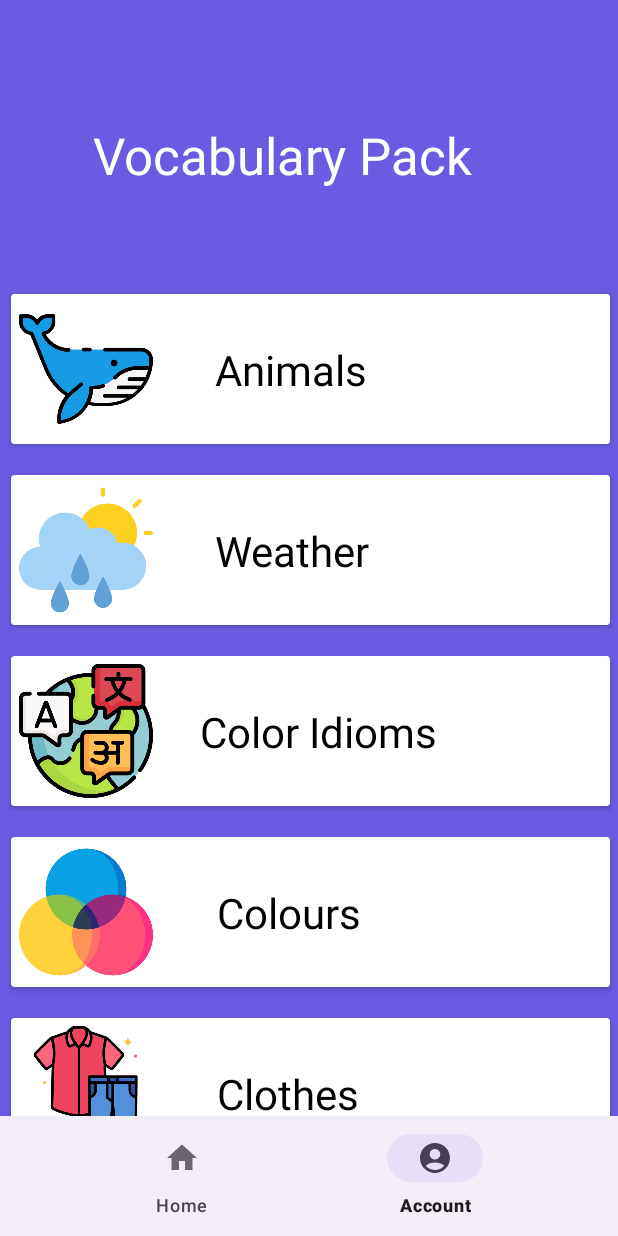
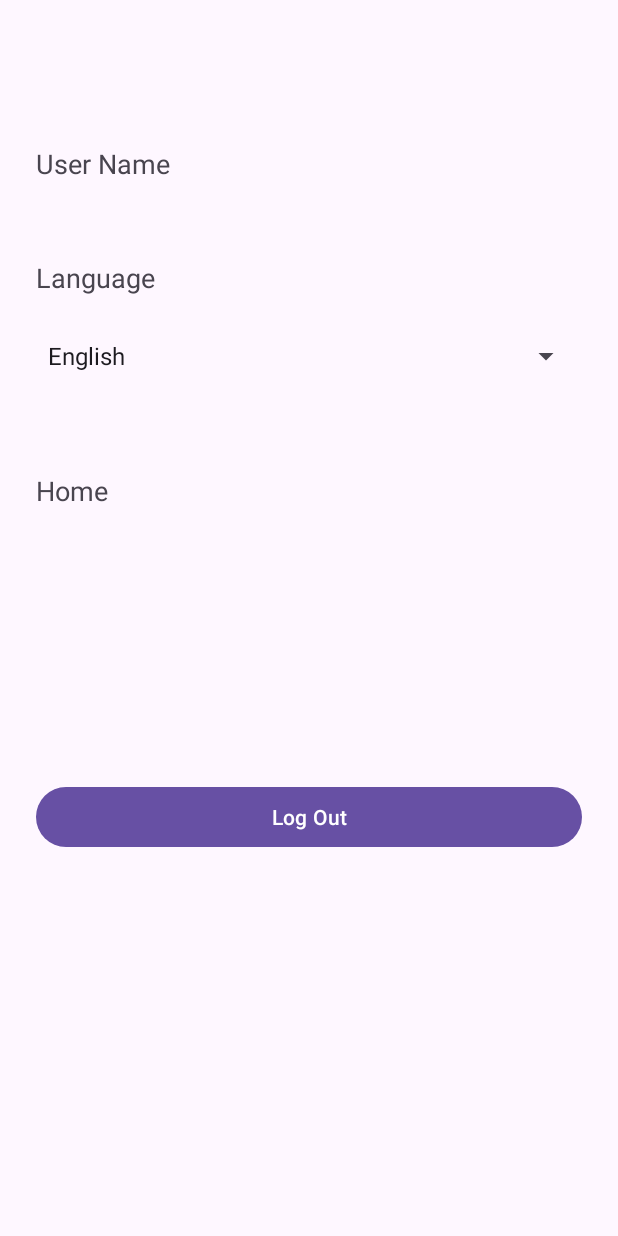
Before and after one commit to ngakieu1/AndroidApp-wordupver1, an Android app: the screen it shows after launch once a user with an empty profile is signed in (MainActivity before the commit, Account after it), item 2 of the bottom bar chosen, on a phone screen of 412 x 824 dp. Run offline under Robolectric (Android 15) with nearby library versions, the phone set to English and light mode, and no system bars; our stand-ins replace Firebase (no records; nobody signed in at launch, a user with empty details on screens opened directly); Roboto replaces fonts that are not available here; 2 statements that could not run were skipped.

Commit message:
3 ngôn ngữ Anh, việt, tây ban nha

```diff
--- /dev/null
+++ b/app/src/main/java/com/example/wordup/Activities/Account.java
@@ -0,0 +1,138 @@
+package com.example.wordup.Activities;
+
+import android.content.Intent;
+import android.content.SharedPreferences;
+import android.content.res.Configuration;
+import android.os.Bundle;
+import android.view.View;
+import android.widget.AdapterView;
+import android.widget.ArrayAdapter;
+import android.widget.Button;
+import android.widget.Spinner;
+import android.widget.TextView;
+import android.widget.Toast;
+
+import androidx.appcompat.app.AppCompatActivity;
+
+import com.example.wordup.MainActivity;
+import com.example.wordup.R;
+
+import java.util.Locale;
+
+public class Account extends AppCompatActivity {
+    // command a
+    TextView tvUserName, tvLanguage, tvHome;
+    Button btnLogout;
+    Spinner spinnerLanguage;
+
+    @Override
+    protected void onCreate(Bundle savedInstanceState) {
+        super.onCreate(savedInstanceState);
+
+        // Tải ngôn ngữ đã lưu trước khi setContentView
+        loadLocale();
+
+        // Thiết lập giao diện activity_account
+        setContentView(R.layout.activity_account);
+
+        tvUserName = findViewById(R.id.tvUserName);
+        tvLanguage = findViewById(R.id.tvLanguage);
+        btnLogout = findViewById(R.id.btnLogout);
+        tvHome = findViewById(R.id.tvHome);
+        spinnerLanguage = findViewById(R.id.spinnerLanguage);
+
+        // Các lựa chọn ngôn ngữ
+        String[] languages = {"English", "Spanish", "Vietnamese"};
+
+        ArrayAdapter<String> adapter = new ArrayAdapter<>(
+                this, android.R.layout.simple_spinner_item, languages);
+        adapter.setDropDownViewResource(android.R.layout.simple_spinner_dropdown_item);
+        spinnerLanguage.setAdapter(adapter);
+
+        // Sự kiện thay đổi ngôn ngữ từ Spinner
+        spinnerLanguage.setOnItemSelectedListener(new AdapterView.OnItemSelectedListener() {
+            @Override
+            public void onItemSelected(AdapterView<?> parent, View view, int position, long id) {
+                String selectedLanguage = parent.getItemAtPosition(position).toString();
+                Toast.makeText(Account.this, "Selected: " + selectedLanguage, Toast.LENGTH_SHORT).show();
+
+                // Chuyển đổi ngôn ngữ khi chọn ngôn ngữ từ Spinner
+                switch (selectedLanguage) {
+                    case "English":
+                        setLocale("en");
+                        break;
+                    case "Spanish":
+                        setLocale("es");
+                        break;
+                    case "Vietnamese":
+                        setLocale("vi");
+                        break;
+                }
+
+                // Cập nhật giao diện sau khi thay đổi ngôn ngữ
+                updateUI();
+            }
+
+            @Override
+            public void onNothingSelected(AdapterView<?> parent) {
+                // Do nothing
+            }
+        });
+
+        // Sự kiện quay lại màn hình chính
+        tvHome.setOnClickListener(v -> {
+            Intent intent = new Intent(Account.this, MainActivity.class);
+            intent.setFlags(Intent.FLAG_ACTIVITY_CLEAR_TOP | Intent.FLAG_ACTIVITY_SINGLE_TOP);
+            startActivity(intent);
+            finish();
+        });
+
+        // Sự kiện đăng xuất
+        btnLogout.setOnClickListener(v -> {
+            SharedPreferences preferences = getSharedPreferences("user_prefs", MODE_PRIVATE);
+            SharedPreferences.Editor editor = preferences.edit();
+            editor.clear(); // Hoặc editor.remove("isLoggedIn");
+            editor.apply();
+
+            Toast.makeText(Account.this, "You have been logged out", Toast.LENGTH_SHORT).show();
+
+            // Chuyển hướng về màn hình đăng nhập
+            Intent intent = new Intent(Account.this, Login.class);
+            intent.setFlags(Intent.FLAG_ACTIVITY_CLEAR_TOP | Intent.FLAG_ACTIVITY_NEW_TASK);
+            startActivity(intent);
+            finish();
+        });
+    }
+
+    // Hàm thay đổi ngôn ngữ
+    private void setLocale(String lang) {
+        Locale locale = new Locale(lang);
+        Locale.setDefault(locale);
+
+        Configuration config = new Configuration();
+        config.setLocale(locale);
+
+        getBaseContext().getResources().updateConfiguration(config, getBaseContext().getResources().getDisplayMetrics());
+
+        // Lưu ngôn ngữ vào SharedPreferences
+        SharedPreferences.Editor editor = getSharedPreferences("Settings", MODE_PRIVATE).edit();
+        editor.putString("My_Lang", lang);
+        editor.apply();
+    }
+
+    // Hàm tải ngôn ngữ đã lưu
+    private void loadLocale() {
+        SharedPreferences prefs = getSharedPreferences("Settings", MODE_PRIVATE);
+        String language = prefs.getString("My_Lang", "en"); // Mặc định là Tiếng Anh
+        setLocale(language);  // Áp dụng ngôn ngữ đã lưu
+    }
+
+    // Hàm cập nhật lại giao diện sau khi thay đổi ngôn ngữ
+    private void updateUI() {
+        // Làm mới các thành phần giao diện (TextViews, Buttons, v.v.)
+        tvUserName.setText(getString(R.string.user_name));
+        tvLanguage.setText(getString(R.string.language));
+        btnLogout.setText(getString(R.string.log_out));
+        tvHome.setText(getString(R.string.home));
+    }
+}
--- a/app/src/main/java/com/example/wordup/Activities/Register.java
+++ b/app/src/main/java/com/example/wordup/Activities/Register.java
@@ -87,6 +87,7 @@ public class Register extends AppCompatActivity {
                         }
                         else{
                             Toast.makeText(Register.this, "Error!"+task.getException().getMessage(), Toast.LENGTH_SHORT).show();
+                            progressBar.setVisibility(View.GONE);
                         }
                     }
                 });
--- a/app/src/main/java/com/example/wordup/MainActivity.java
+++ b/app/src/main/java/com/example/wordup/MainActivity.java
@@ -15,6 +15,7 @@ import androidx.recyclerview.widget.LinearLayoutManager;
 import androidx.recyclerview.widget.RecyclerView;
 
 //import com.example.wordup.Activities.QuestionActivity;
+import com.example.wordup.Activities.Account;
 import com.example.wordup.Adapters.PackAdapter;
 import com.example.wordup.Models.PackModel;
 import com.google.android.material.bottomnavigation.BottomNavigationView;
@@ -27,23 +28,6 @@ public class MainActivity extends AppCompatActivity implements RecyclerViewInter
 
     private BottomNavigationView bottomNavigationView;
     private CardView animals, weather, idioms, colours;
-
-    private final NavigationBarView.OnItemSelectedListener onItemSelectedListener =
-            new NavigationBarView.OnItemSelectedListener() {
-                @Override
-                public boolean onNavigationItemSelected(@NonNull MenuItem menuItem) {
-                    int itemId = menuItem.getItemId();
-                    if (itemId == R.id.nav_home) {
-                        // Handle home selection
-                        return true;
-                    } else if (itemId == R.id.nav_account) {
-                        // Handle account selection
-                        return true;
-                    }
-                    return false;
-                }
-            };
-
     ArrayList<PackModel> packModels = new ArrayList<>();
 
     int[] packImages = {R.drawable.whale, R.drawable.cloudy, R.drawable.languages, R.drawable.colour, R.drawable.clothes, R.drawable.numbers, R.drawable.car, R.drawable.technology};
@@ -54,19 +38,36 @@ public class MainActivity extends AppCompatActivity implements RecyclerViewInter
         setContentView(R.layout.activity_main);
 
         RecyclerView recyclerView = findViewById(R.id.recyclerView);
+        bottomNavigationView = findViewById(R.id.bottomNav);
 
         setUpPackModels();
 
         PackAdapter adapter = new PackAdapter(this, packModels, this);
         recyclerView.setAdapter(adapter);
         recyclerView.setLayoutManager(new LinearLayoutManager(this));
+
+        //  Set BottomNavigationView listener properly here — not nested!
+        bottomNavigationView.setOnItemSelectedListener(new NavigationBarView.OnItemSelectedListener() {
+            @Override
+            public boolean onNavigationItemSelected(@NonNull MenuItem item) {
+                int itemId = item.getItemId();
+                if (itemId == R.id.nav_home) {
+                    // Already on home, no action needed
+                    return true;
+                } else if (itemId == R.id.nav_account) {
+                    startActivity(new Intent(MainActivity.this, Account.class));
+                    return true;
+                }
+                return false;
+            }
+        });
     }
-        private void setUpPackModels() {
-            String[] packVocabs = getResources().getStringArray(R.array.category_vocab);
-            for (int i = 0; i < packVocabs.length; i++) {
-                packModels.add(new PackModel(packVocabs[i], packImages[i]));
-            }
+    private void setUpPackModels() {
+        String[] packVocabs = getResources().getStringArray(R.array.category_vocab);
+        for (int i = 0; i < packVocabs.length; i++) {
+            packModels.add(new PackModel(packVocabs[i], packImages[i]));
         }
+    }
 
     @Override
     public void onItemClick(int position) {
@@ -81,33 +82,4 @@ public class MainActivity extends AppCompatActivity implements RecyclerViewInter
         startActivity(intent);
     }
 
-
-//        // Set up bottom navigation with the new listener
-//        bottomNavigationView.setOnItemSelectedListener(onItemSelectedListener);
-//
-//        // Set click listeners for cards
-//        animals.setOnClickListener(view -> startQuestionActivity("animals"));
-//        weather.setOnClickListener(view -> startQuestionActivity("weather"));
-//        idioms.setOnClickListener(view -> startQuestionActivity("idioms"));
-//        colours.setOnClickListener(view -> startQuestionActivity("colours"));
-//
-//        // Edge-to-edge handling
-//        ViewCompat.setOnApplyWindowInsetsListener(findViewById(R.id.main_recycler_view), (v, insets) -> {
-//            Insets systemBars = insets.getInsets(WindowInsetsCompat.Type.systemBars());
-//            v.setPadding(systemBars.left, systemBars.top, systemBars.right, systemBars.bottom);
-//            return insets;
-//        });
-//    }
-//
-//    private void startQuestionActivity(String category) {
-//        Intent intent = new Intent(MainActivity.this, QuestionActivity.class);
-//        intent.putExtra("category", category);
-//        startActivity(intent);
-//    }
-//
-//    @Override
-//    public boolean onNavigationItemSelected(@NonNull MenuItem item) {
-//        // Handle navigation view item clicks here if needed
-//        return false;
-//    }
 }
--- /dev/null
+++ b/app/src/main/res/layout/activity_account.xml
@@ -0,0 +1,76 @@
+<?xml version="1.0" encoding="utf-8"?>
+<androidx.constraintlayout.widget.ConstraintLayout xmlns:android="http://schemas.android.com/apk/res/android"
+    xmlns:app="http://schemas.android.com/apk/res-auto"
+    xmlns:tools="http://schemas.android.com/tools"
+    android:id="@+id/account_layout"
+    android:layout_width="match_parent"
+    android:layout_height="match_parent"
+    android:orientation="vertical"
+    android:padding="24dp"
+    tools:context=".Activities.Account">
+
+    <TextView
+        android:id="@+id/tvUserName"
+        android:layout_width="match_parent"
+        android:layout_height="wrap_content"
+        android:text="@string/user_name"
+        android:textSize="18sp"
+        app:layout_constraintBottom_toBottomOf="parent"
+        app:layout_constraintEnd_toEndOf="parent"
+        app:layout_constraintHorizontal_bias="0.156"
+        app:layout_constraintStart_toStartOf="parent"
+        app:layout_constraintTop_toTopOf="parent"
+        app:layout_constraintVertical_bias="0.097" />
+
+    <TextView
+        android:id="@+id/tvLanguage"
+        android:layout_width="match_parent"
+        android:layout_height="wrap_content"
+        android:text="@string/language"
+        android:textSize="18sp"
+        app:layout_constraintBottom_toBottomOf="parent"
+        app:layout_constraintEnd_toEndOf="parent"
+        app:layout_constraintHorizontal_bias="0.15"
+        app:layout_constraintStart_toStartOf="parent"
+        app:layout_constraintTop_toBottomOf="@+id/tvUserName"
+        app:layout_constraintVertical_bias="0.078" />
+
+    <Spinner
+        android:id="@+id/spinnerLanguage"
+        android:layout_width="match_parent"
+        android:layout_height="wrap_content"
+        app:layout_constraintBottom_toBottomOf="parent"
+        app:layout_constraintEnd_toEndOf="parent"
+        app:layout_constraintHorizontal_bias="0.0"
+        app:layout_constraintStart_toStartOf="parent"
+        app:layout_constraintTop_toBottomOf="@+id/tvLanguage"
+        app:layout_constraintVertical_bias="0.051"
+        android:layout_marginBottom="32dp"/>
+
+    <Button
+        android:id="@+id/btnLogout"
+        android:layout_width="match_parent"
+        android:layout_height="wrap_content"
+        android:text="@string/log_out"
+        app:layout_constraintBottom_toBottomOf="parent"
+        app:layout_constraintEnd_toEndOf="parent"
+        app:layout_constraintHorizontal_bias="0.0"
+        app:layout_constraintStart_toStartOf="parent"
+        app:layout_constraintTop_toBottomOf="@+id/tvHome"
+        app:layout_constraintVertical_bias="0.439" />
+
+    <TextView
+        android:id="@+id/tvHome"
+        android:layout_width="match_parent"
+        android:layout_height="wrap_content"
+        android:text="@string/home"
+        android:textSize="18sp"
+        app:layout_constraintBottom_toBottomOf="parent"
+        app:layout_constraintEnd_toEndOf="parent"
+        app:layout_constraintHorizontal_bias="0.0"
+        app:layout_constraintStart_toStartOf="parent"
+        app:layout_constraintTop_toBottomOf="@+id/tvLanguage"
+        app:layout_constraintVertical_bias="0.203" />
+
+
+</androidx.constraintlayout.widget.ConstraintLayout>
--- a/app/src/main/res/layout/activity_main.xml
+++ b/app/src/main/res/layout/activity_main.xml
@@ -14,7 +14,7 @@
         android:layout_width="wrap_content"
         android:layout_height="wrap_content"
         android:layout_marginEnd="53dp"
-        android:text="Vocabulary Pack"
+        android:text="Vocabulary Packs"
         android:textColor="@color/white"
         android:textSize="34sp"
         app:layout_constraintBottom_toTopOf="@+id/recyclerView"
@@ -31,7 +31,8 @@
         app:layout_constraintBottom_toBottomOf="parent"
         app:layout_constraintEnd_toEndOf="parent"
         app:layout_constraintStart_toStartOf="parent"
-        app:menu="@menu/bottom_menu" />
+        app:menu="@menu/bottom_menu"
+        app:labelVisibilityMode="labeled"/>
 
     <androidx.recyclerview.widget.RecyclerView
         android:id="@+id/recyclerView"
--- a/app/src/main/res/layout/activity_question.xml
+++ b/app/src/main/res/layout/activity_question.xml
@@ -90,7 +90,7 @@
         android:layout_height="29dp"
         android:layout_marginTop="88dp"
         android:gravity="center"
-        android:text="Animals"
+        android:text="@string/animals"
         android:textColor="@color/white"
         android:textSize="24sp"
         android:textStyle="bold"
--- a/app/src/main/res/values/strings.xml
+++ b/app/src/main/res/values/strings.xml
@@ -1,15 +1,43 @@
-<resources>
+<resources xmlns:tools="http://schemas.android.com/tools">
     <string name="app_name">Word Up</string>
 
     <string name="pack_vocabs">Animals</string>
+
+    <!-- Define individual strings for each category -->
+    <string name="animals" translatable="false">Animals</string>
+    <string name="weather" translatable="false">Weather</string>
+    <string name="color_idioms" translatable="false">Color Idioms</string>
+    <string name="colours" translatable="false">Colours</string>
+    <string name="clothes" translatable="false">Clothes</string>
+    <string name="numbers" translatable="false">Numbers</string>
+    <string name="vehicles" translatable="false">Vehicles</string>
+    <string name="technologies" translatable="false">Technologies</string>
+
+    <!-- Define the category_vocab array using string references -->
     <string-array name="category_vocab">
-        <item>Animals</item>
-        <item>Weather</item>
-        <item>Color Idioms</item>
-        <item>Colours</item>
-        <item>Clothes</item>
-        <item>Numbers</item>
-        <item>Vehicles</item>
-        <item>Technologies</item>
+        <item>@string/animals</item>
+        <item>@string/weather</item>
+        <item>@string/color_idioms</item>
+        <item>@string/colours</item>
+        <item>@string/clothes</item>
+        <item>@string/numbers</item>
+        <item>@string/vehicles</item>
+        <item>@string/technologies</item>
     </string-array>
+
+    <string name="user_name">User Name</string>
+    <string name="language">Language</string>
+    <string name="log_out">Log Out</string>
+    <string name="home">Home</string>
+    <string name="english">English</string>
+    <string name="vietnamese">Vietnamese</string>
+    <string name="signin" translatable="false">Sign In</string>
+    <string name="email_hint" translatable="false">Email</string>
+    <string name="password_hint" translatable="false">Password</string>
+    <string name="sign_here" translatable="false">New here? Create Account</string>
+    <string name="create_account" translatable="false">Create New Account</string>
+    <string name="name_hint" translatable="false">Name</string>
+    <string name="confirm_password_hint" translatable="false">Confirm Password</string>
+    <string name="register_btn" translatable="false">Register</string>
+    <string name="res_here" translatable="false">Already Registered? Login Here</string>
 </resources>
```
Also changed, not shown: app/src/main/AndroidManifest.xml (+9 -5 lines), app/src/main/java/com/example/wordup/Activities/Login.java (+16 -0 lines), app/src/main/java/com/example/wordup/MainActivity2.java (+20 -2 lines), app/src/main/res/layout/activity_login.xml (+5 -7 lines), app/src/main/res/layout/activity_register.xml (+8 -8 lines), 2 other files.
